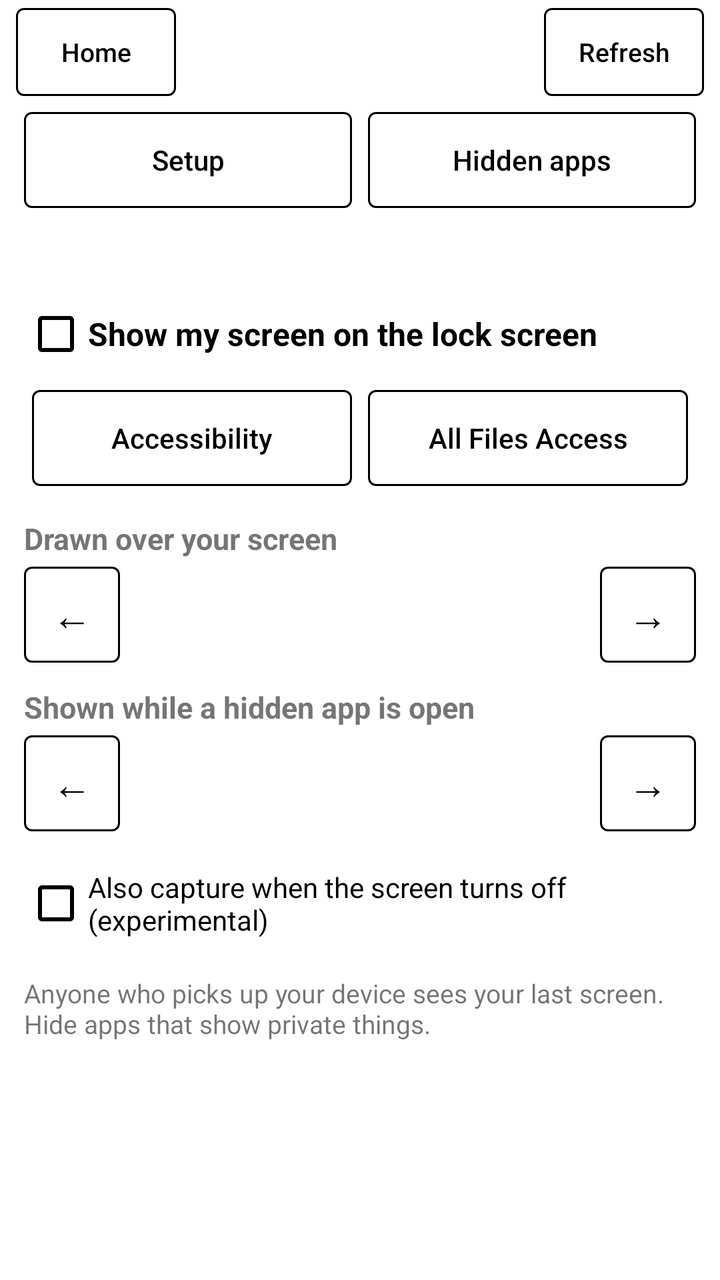
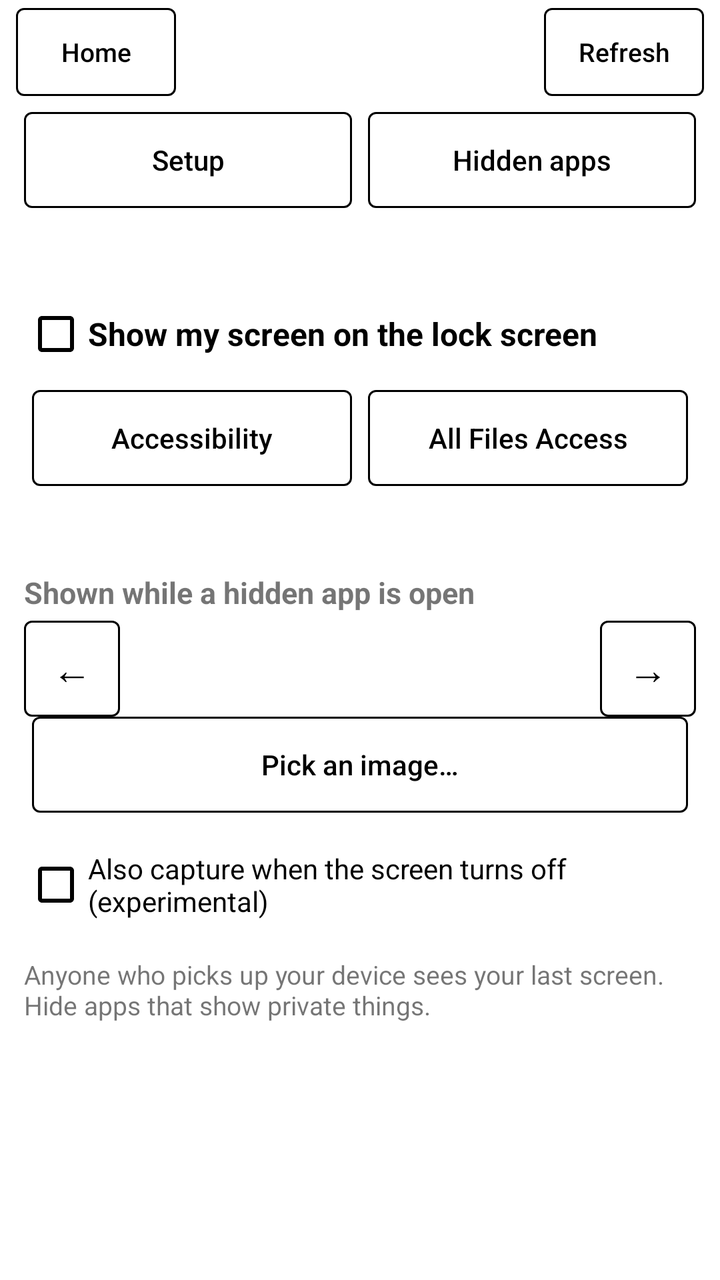

Screens rendered from an Android XML layout before and after an edit, with the pre-edit source and the edit as a unified diff.
<!-- AndroidManifest.xml: application theme Theme.TouchWallpaper -->
<!-- res/layout/activity_see_through.xml -->
<?xml version="1.0" encoding="utf-8"?>
<LinearLayout xmlns:android="http://schemas.android.com/apk/res/android"
    android:layout_width="match_parent"
    android:layout_height="match_parent"
    android:orientation="vertical">

    <include layout="@layout/bar_top" />

    <LinearLayout
        style="@style/ButtonRow"
        android:paddingHorizontal="@dimen/gap_panel">

        <com.google.android.material.button.MaterialButton
            android:id="@+id/tab_setup"
            style="@style/RowButton"
            android:text="@string/tab_setup" />

        <com.google.android.material.button.MaterialButton
            android:id="@+id/tab_apps"
            style="@style/RowButton"
            android:text="@string/tab_hidden_apps" />
    </LinearLayout>

    <LinearLayout
        android:id="@+id/setup_page"
        android:layout_width="match_parent"
        android:layout_height="0dp"
        android:layout_weight="1"
        android:orientation="vertical"
        android:paddingHorizontal="12dp">

        <TextView
            android:id="@+id/see_through_status"
            android:layout_width="match_parent"
            android:layout_height="wrap_content"
            android:layout_marginTop="@dimen/gap_panel"
            android:textSize="14sp" />

        <CheckBox
            android:id="@+id/see_through_enabled"
            android:layout_width="match_parent"
            android:layout_height="wrap_content"
            android:layout_marginTop="@dimen/gap_panel"
            android:text="@string/see_through_switch"
            android:textSize="16sp"
            android:textStyle="bold" />

        <LinearLayout style="@style/ButtonRow">

            <com.google.android.material.button.MaterialButton
                android:id="@+id/open_accessibility"
                style="@style/RowButton"
                android:text="@string/open_accessibility" />

            <com.google.android.material.button.MaterialButton
                android:id="@+id/allow_all_files"
                style="@style/RowButton"
                android:text="@string/allow_all_files" />
        </LinearLayout>

        <TextView
            style="@style/SectionTitle"
            android:layout_width="match_parent"
            android:layout_height="wrap_content"
            android:text="@string/see_through_style_section" />

        <LinearLayout style="@style/ButtonRow">

            <com.google.android.material.button.MaterialButton
                android:id="@+id/style_previous"
                style="@style/StepButton"
                android:layout_width="48dp"
                android:layout_height="48dp"
                android:text="@string/nudge_left" />

            <TextView
                android:id="@+id/style_name"
                android:layout_width="0dp"
                android:layout_height="wrap_content"
                android:layout_weight="1"
                android:gravity="center"
                android:maxLines="2"
                android:paddingHorizontal="@dimen/gap_panel" />

            <com.google.android.material.button.MaterialButton
                android:id="@+id/style_next"
                style="@style/StepButton"
                android:layout_width="48dp"
                android:layout_height="48dp"
                android:text="@string/nudge_right" />
        </LinearLayout>

        <TextView
            style="@style/SectionTitle"
            android:layout_width="match_parent"
            android:layout_height="wrap_content"
            android:text="@string/see_through_fallback_section" />

        <LinearLayout style="@style/ButtonRow">

            <com.google.android.material.button.MaterialButton
                android:id="@+id/fallback_previous"
                style="@style/StepButton"
                android:layout_width="48dp"
                android:layout_height="48dp"
                android:text="@string/nudge_left" />

            <TextView
                android:id="@+id/fallback_name"
                android:layout_width="0dp"
                android:layout_height="wrap_content"
                android:layout_weight="1"
                android:gravity="center"
                android:maxLines="2"
                android:paddingHorizontal="@dimen/gap_panel" />

            <com.google.android.material.button.MaterialButton
                android:id="@+id/fallback_next"
                style="@style/StepButton"
                android:layout_width="48dp"
                android:layout_height="48dp"
                android:text="@string/nudge_right" />
        </LinearLayout>

        <CheckBox
            android:id="@+id/see_through_on_screen_off"
            android:layout_width="match_parent"
            android:layout_height="wrap_content"
            android:layout_marginTop="@dimen/gap_section"
            android:text="@string/see_through_on_screen_off" />

        <CheckBox
            android:id="@+id/see_through_probe"
            android:layout_width="match_parent"
            android:layout_height="wrap_content"
            android:text="@string/see_through_probe"
            android:visibility="gone" />

        <TextView
            android:layout_width="match_parent"
            android:layout_height="wrap_content"
            android:layout_marginTop="@dimen/gap_section"
            android:text="@string/see_through_privacy"
            android:textSize="13sp" />
    </LinearLayout>

    <LinearLayout
        android:id="@+id/apps_page"
        android:layout_width="match_parent"
        android:layout_height="0dp"
        android:layout_weight="1"
        android:orientation="vertical"
        android:paddingHorizontal="12dp"
        android:visibility="gone">

        <TextView
            android:id="@+id/apps_intro"
            android:layout_width="match_parent"
            android:layout_height="wrap_content"
            android:layout_marginTop="@dimen/gap_panel"
            android:textSize="13sp" />

        <com.google.android.material.button.MaterialButton
            android:id="@+id/hide_suggested"
            android:layout_width="match_parent"
            android:layout_height="48dp"
            android:layout_marginTop="@dimen/gap_button"
            android:text="@string/hide_suggested" />

        <LinearLayout
            android:id="@+id/app_list"
            android:layout_width="match_parent"
            android:layout_height="0dp"
            android:layout_weight="1"
            android:orientation="vertical"
            android:paddingTop="@dimen/gap_panel" />

        <LinearLayout
            android:id="@+id/pager"
            style="@style/ButtonRow"
            android:padding="@dimen/gap_panel">

            <com.google.android.material.button.MaterialButton
                android:id="@+id/page_previous"
                style="@style/RowButton"
                android:text="@string/previous_page" />

            <TextView
                android:id="@+id/page_label"
                android:layout_width="0dp"
                android:layout_height="wrap_content"
                android:layout_weight="1"
                android:gravity="center" />

            <com.google.android.material.button.MaterialButton
                android:id="@+id/page_next"
                style="@style/RowButton"
                android:text="@string/next_page" />
        </LinearLayout>
    </LinearLayout>
</LinearLayout>
<!-- res/layout/bar_top.xml (included above) -->
<?xml version="1.0" encoding="utf-8"?>
<LinearLayout xmlns:android="http://schemas.android.com/apk/res/android"
    android:layout_width="match_parent"
    android:layout_height="52dp"
    android:baselineAligned="false"
    android:gravity="center_vertical"
    android:orientation="horizontal"
    android:paddingHorizontal="@dimen/gap_panel">

    <com.google.android.material.button.MaterialButton
        android:id="@+id/bar_home"
        android:layout_width="80dp"
        android:layout_height="44dp"
        android:maxLines="1"
        android:text="@string/home"
        android:textSize="13sp" />

    <TextView
        android:id="@+id/bar_title"
        android:layout_width="0dp"
        android:layout_height="wrap_content"
        android:layout_weight="1"
        android:gravity="center"
        android:maxLines="2"
        android:paddingHorizontal="4dp"
        android:textSize="15sp"
        android:textStyle="bold" />

    <com.google.android.material.button.MaterialButton
        android:id="@+id/bar_refresh"
        android:layout_width="80dp"
        android:layout_height="44dp"
        android:maxLines="1"
        android:text="@string/refresh"
        android:textSize="13sp" />
</LinearLayout>
<!-- resources referenced by this layout -->
<resources>
  <dimen name="gap_button">4dp</dimen>
  <dimen name="gap_panel">8dp</dimen>
  <dimen name="gap_section">12dp</dimen>
  <string name="allow_all_files">All Files Access</string>
  <string name="hide_suggested">Hide all suggested</string>
  <string name="home">Home</string>
  <string name="next_page">Next ›</string>
  <string name="nudge_left">←</string>
  <string name="nudge_right">→</string>
  <string name="open_accessibility">Accessibility</string>
  <string name="previous_page">‹ Back</string>
  <string name="refresh">Refresh</string>
  <string name="see_through_fallback_section">Shown while a hidden app is open</string>
  <string name="see_through_on_screen_off">Also capture when the screen turns off (experimental)</string>
  <string name="see_through_privacy">Anyone who picks up your device sees your last screen. Hide apps that show private things.</string>
  <string name="see_through_probe">Test: write black on screen off, white on screen on (debug only)</string>
  <string name="see_through_style_section">Drawn over your screen</string>
  <string name="see_through_switch">Show my screen on the lock screen</string>
  <string name="tab_hidden_apps">Hidden apps</string>
  <string name="tab_setup">Setup</string>
  <style name="ButtonRow">
          <item name="android:layout_width">match_parent</item>
          <item name="android:layout_height">wrap_content</item>
          <item name="android:baselineAligned">false</item>
          <item name="android:gravity">center_vertical</item>
          <item name="android:orientation">horizontal</item>
      </style>
  <style name="RowButton">
          <item name="android:layout_width">0dp</item>
          <item name="android:layout_height">48dp</item>
          <item name="android:layout_weight">1</item>
          <item name="android:layout_margin">@dimen/gap_button</item>
      </style>
  <style name="SectionTitle">
          <item name="android:textSize">15sp</item>
          <item name="android:textStyle">bold</item>
          <item name="android:layout_marginTop">@dimen/gap_section</item>
          <item name="android:layout_marginBottom">@dimen/gap_button</item>
      </style>
  <style name="StepButton" parent="Widget.MaterialComponents.Button.OutlinedButton">
          <item name="android:textColor">#000000</item>
          <item name="android:textSize">20sp</item>
          <item name="android:textAllCaps">false</item>
          <item name="android:stateListAnimator">@null</item>
          <item name="android:minWidth">0dp</item>
          <item name="android:minHeight">0dp</item>
          <item name="android:padding">0dp</item>
          <item name="android:insetTop">0dp</item>
          <item name="android:insetBottom">0dp</item>
          <item name="strokeColor">#000000</item>
          <item name="strokeWidth">1dp</item>
          <item name="rippleColor">#00000000</item>
      </style>
  <style name="EinkDialog" parent="ThemeOverlay.MaterialComponents.Dialog.Alert">
          <item name="colorPrimary">#000000</item>
          <item name="colorControlHighlight">#00000000</item>
          <item name="buttonBarPositiveButtonStyle">@style/EinkDialogButton</item>
          <item name="buttonBarNegativeButtonStyle">@style/EinkDialogButton</item>
          <item name="buttonBarNeutralButtonStyle">@style/EinkDialogButton</item>
      </style>
  <style name="EinkDialogButton" parent="EinkButton">
          <item name="android:layout_marginStart">@dimen/gap_panel</item>
          <item name="android:minWidth">64dp</item>
          <item name="android:layout_marginTop">@dimen/gap_button</item>
      </style>
  <!-- unchanged entries left out for length: 2 -->
</resources>

<!-- the commit's change to res/layout/activity_see_through.xml (unified diff, before → after) -->
@@ -59,36 +59,11 @@
         </LinearLayout>
 
         <TextView
-            style="@style/SectionTitle"
-            android:layout_width="match_parent"
-            android:layout_height="wrap_content"
-            android:text="@string/see_through_style_section" />
-
-        <LinearLayout style="@style/ButtonRow">
-
-            <com.google.android.material.button.MaterialButton
-                android:id="@+id/style_previous"
-                style="@style/StepButton"
-                android:layout_width="48dp"
-                android:layout_height="48dp"
-                android:text="@string/nudge_left" />
-
-            <TextView
-                android:id="@+id/style_name"
-                android:layout_width="0dp"
-                android:layout_height="wrap_content"
-                android:layout_weight="1"
-                android:gravity="center"
-                android:maxLines="2"
-                android:paddingHorizontal="@dimen/gap_panel" />
-
-            <com.google.android.material.button.MaterialButton
-                android:id="@+id/style_next"
-                style="@style/StepButton"
-                android:layout_width="48dp"
-                android:layout_height="48dp"
-                android:text="@string/nudge_right" />
-        </LinearLayout>
+            android:id="@+id/style_name"
+            android:layout_width="match_parent"
+            android:layout_height="wrap_content"
+            android:layout_marginTop="@dimen/gap_panel"
+            android:textSize="14sp" />
 
         <TextView
             style="@style/SectionTitle"
@@ -121,6 +96,13 @@
                 android:layout_height="48dp"
                 android:text="@string/nudge_right" />
         </LinearLayout>
+
+        <com.google.android.material.button.MaterialButton
+            android:id="@+id/fallback_pick_image"
+            android:layout_width="match_parent"
+            android:layout_height="48dp"
+            android:layout_marginHorizontal="@dimen/gap_button"
+            android:text="@string/see_through_fallback_pick" />
 
         <CheckBox
             android:id="@+id/see_through_on_screen_off"
<!-- resource entries referenced after the edit -->
@@ -12,11 +12,11 @@
   <string name="open_accessibility">Accessibility</string>
   <string name="previous_page">‹ Back</string>
   <string name="refresh">Refresh</string>
+  <string name="see_through_fallback_pick">Pick an image…</string>
   <string name="see_through_fallback_section">Shown while a hidden app is open</string>
   <string name="see_through_on_screen_off">Also capture when the screen turns off (experimental)</string>
   <string name="see_through_privacy">Anyone who picks up your device sees your last screen. Hide apps that show private things.</string>
   <string name="see_through_probe">Test: write black on screen off, white on screen on (debug only)</string>
-  <string name="see_through_style_section">Drawn over your screen</string>
   <string name="see_through_switch">Show my screen on the lock screen</string>
   <string name="tab_hidden_apps">Hidden apps</string>
   <string name="tab_setup">Setup</string>
